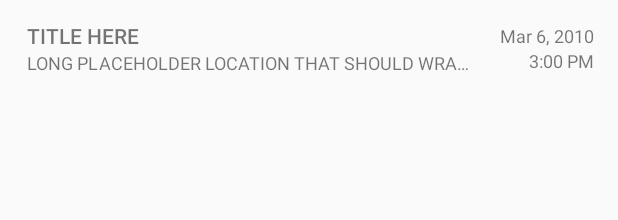
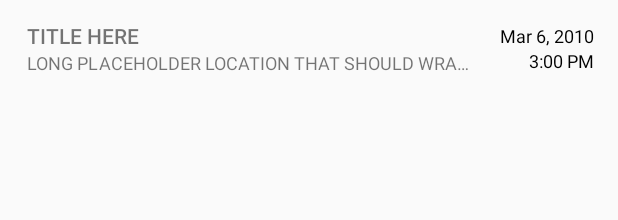
Before and after one commit to iareciog/NewsApp, an Android app: the layout list_item.xml on its own in the app's theme, with its tools: preview values and no code run, on a phone screen of 412 x 824 dp. Shown: the top 220 px of the screen. Run offline under Robolectric (Android 15) with nearby library versions, the phone set to English and light mode, and no system bars.

Commit message:
Initial Commit

```diff
--- a/app/src/main/java/com/example/android/newsapp/QueryUtils.java
+++ b/app/src/main/java/com/example/android/newsapp/QueryUtils.java
@@ -41,10 +41,8 @@ public final class QueryUtils {
             Log.e(LOG_TAG, "Problem making the HTTP request.", e);
         }
 
-        // Extract relevant fields from the JSON response and create a list of {@link Earthquake}s
         List<News> newsList = extractFeatureFromJson(jsonResponse);
 
-        // Return the list of {@link Earthquake}s
         return newsList;
     }
 
--- a/app/src/main/res/layout/list_item.xml
+++ b/app/src/main/res/layout/list_item.xml
@@ -54,6 +54,7 @@ android:paddingStart="16dp">
             android:layout_width="wrap_content"
             android:layout_height="wrap_content"
             android:layout_gravity="end"
+            android:textColor="@android:color/black"
             android:textSize="12sp"
             tools:text="Mar 6, 2010" />
 
@@ -62,6 +63,7 @@ android:paddingStart="16dp">
             android:layout_width="wrap_content"
             android:layout_height="wrap_content"
             android:layout_gravity="end"
+            android:textColor="@android:color/black"
             android:textSize="12sp"
             tools:text="3:00 PM" />
 
```
